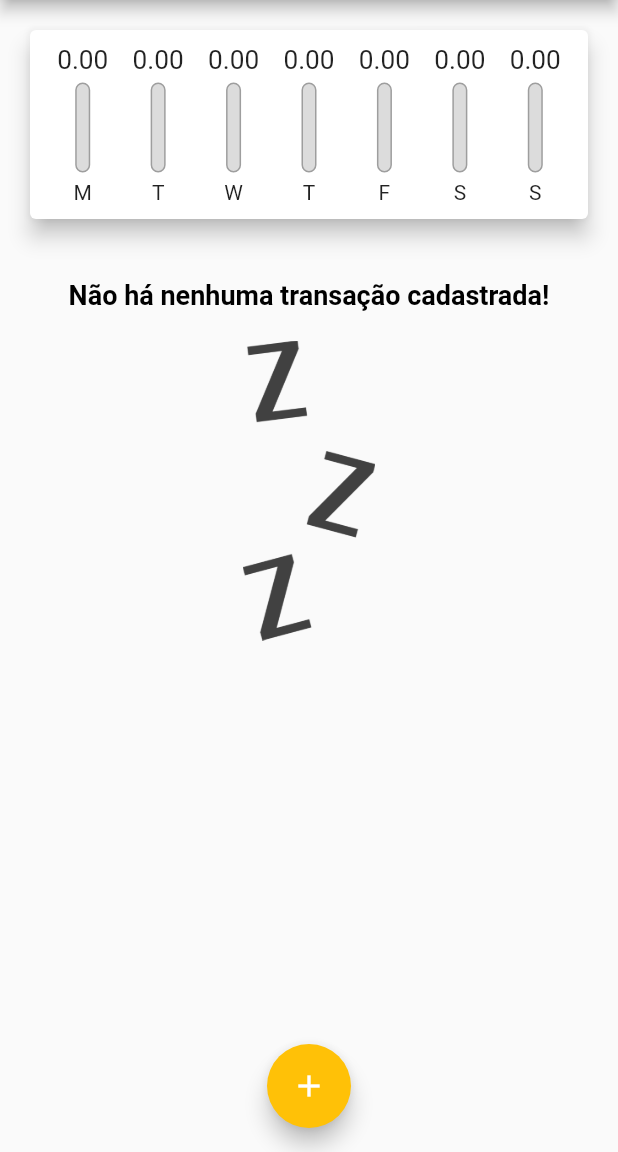
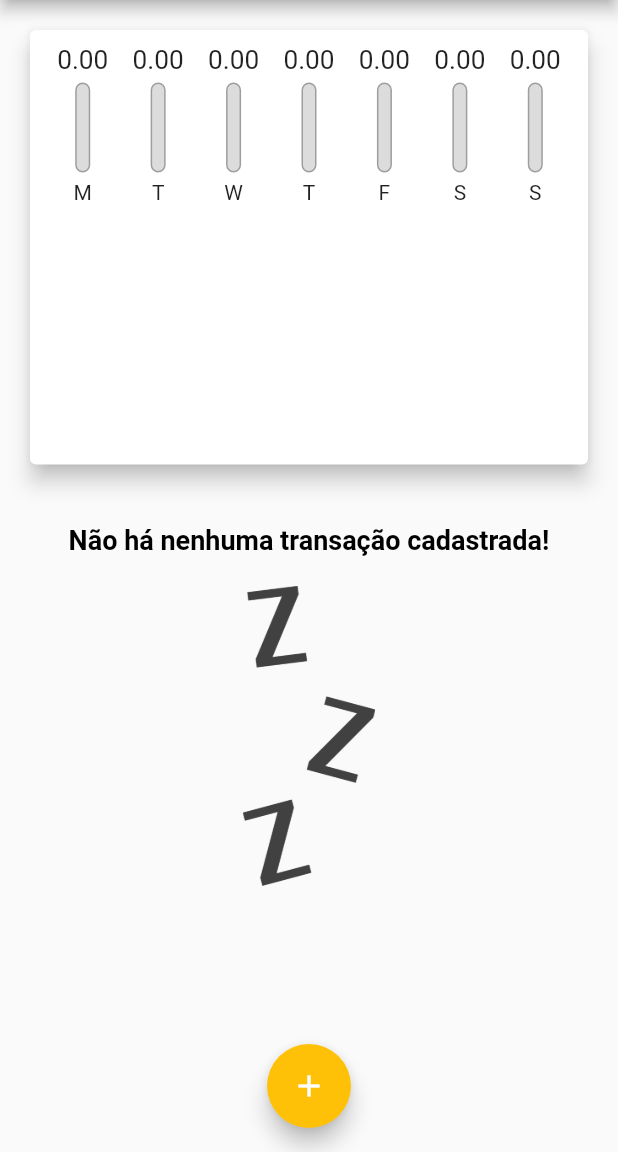
Before and after one commit to gbarros1994/expenses, a Flutter app: the screen it shows after launch, on a phone screen of 412 x 824 dp, the part 84-1236 px from its top. Run offline on Flutter 3.47's test engine with Material 2 defaults, Android fonts, the phone set to English and light mode, and no system bars.

Commit message:
media query

```diff
--- a/lib/components/transaction_list.dart
+++ b/lib/components/transaction_list.dart
@@ -13,9 +13,7 @@ class TransactionList extends StatelessWidget {
 
   @override
   Widget build(BuildContext context) {
-    return Container(
-      height: MediaQuery.of(context).size.height * 0.6,
-      child: transactions.isEmpty ? Column(
+    return transactions.isEmpty ? Column(
       children: [
         SizedBox(height: 20),
         Text(
@@ -64,7 +62,6 @@ class TransactionList extends StatelessWidget {
           ),
         );
       },
-      ),
     );
   }
 }
--- a/lib/main.dart
+++ b/lib/main.dart
@@ -94,6 +94,9 @@ final List<Transaction> _transactions = [];
 
   @override
   Widget build(BuildContext context) {
+
+    final availabelHeight = MediaQuery.of(context).size.height;
+
     return Scaffold(
       appBar: AppBar(
         title: Text(
@@ -110,8 +113,14 @@ final List<Transaction> _transactions = [];
       body: SingleChildScrollView(
         child: Column(
           children: [
-            Chart(_recentTranscations),
-            TransactionList(_transactions, _removeTransaction),
+            Container(
+              height: availabelHeight * 0.4,
+              child: Chart(_recentTranscations),
+            ),
+            Container(
+              height: availabelHeight * 0.6,
+              child: TransactionList(_transactions, _removeTransaction),
+            ),
           ],
         ),
       ),
```
Lines whose indentation alone changed are shown as unchanged.
